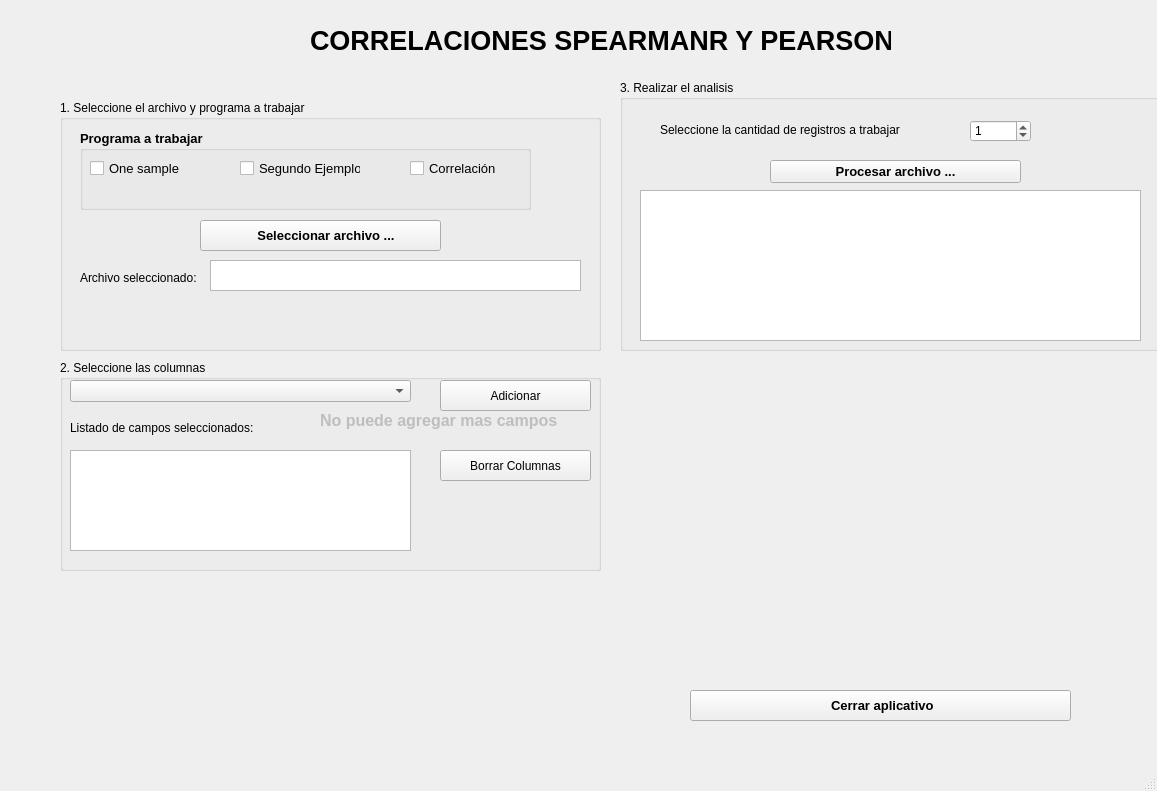
Before: the Qt Designer form GUI.ui in Marlon9604/Analisis, drawn with Qt 5.
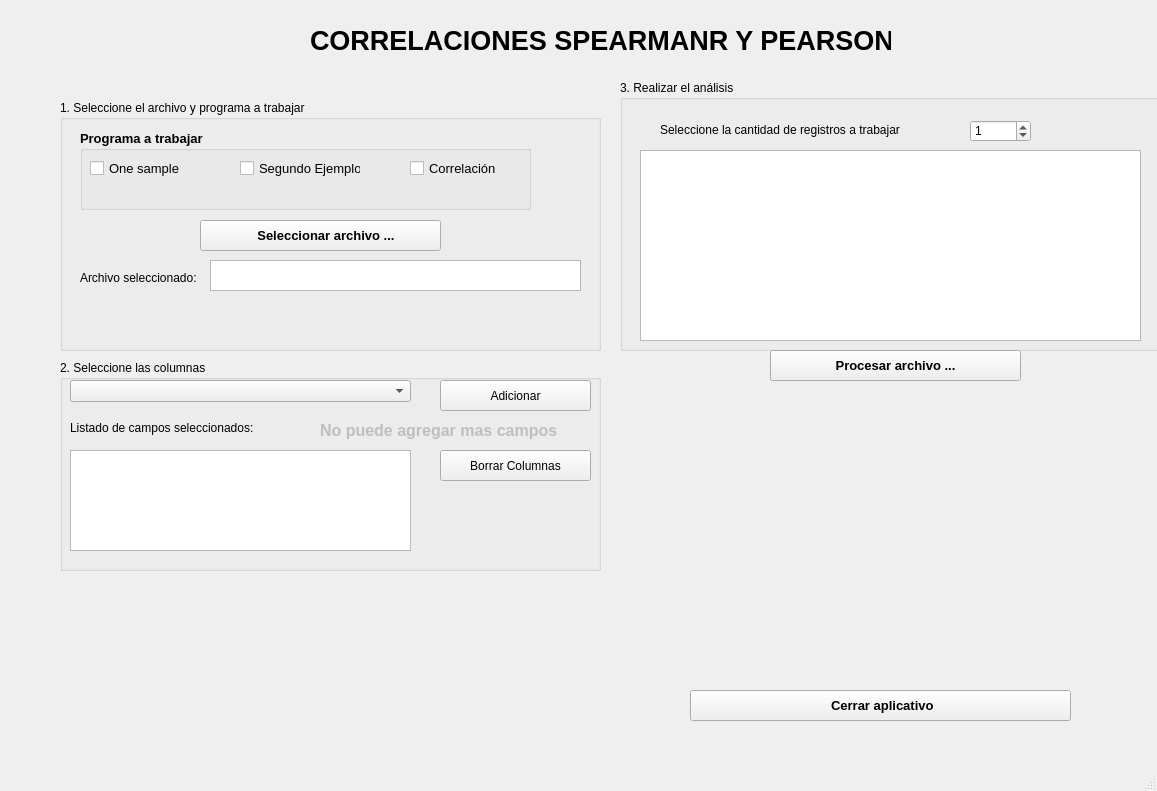
After: the same form once the commit is applied. Icons and pictures are not drawn.

The edit to the form file:
```diff
--- a/GUI.ui
+++ b/GUI.ui
@@ -231,45 +231,15 @@
      </font>
     </property>
     <property name="title">
-     <string>3. Realizar el analisis</string>
+     <string>3. Realizar el análisis</string>
     </property>
-    <widget class="QPushButton" name="procesarArchivo">
-     <property name="geometry">
-      <rect>
-       <x>150</x>
-       <y>80</y>
-       <width>251</width>
-       <height>23</height>
-      </rect>
-     </property>
-     <property name="font">
-      <font>
-       <pointsize>10</pointsize>
-       <weight>75</weight>
-       <bold>true</bold>
-      </font>
-     </property>
-     <property name="text">
-      <string>Procesar archivo ...</string>
-     </property>
-     <property name="icon">
-      <iconset>
-       <normaloff>Iconos/work-process.png</normaloff>Iconos/work-process.png</iconset>
-     </property>
-     <property name="iconSize">
-      <size>
-       <width>32</width>
-       <height>32</height>
-      </size>
-     </property>
-    </widget>
     <widget class="QTextEdit" name="resultadoCorrelacion">
      <property name="geometry">
       <rect>
        <x>20</x>
-       <y>110</y>
+       <y>70</y>
        <width>501</width>
-       <height>151</height>
+       <height>191</height>
       </rect>
      </property>
     </widget>
@@ -431,7 +401,7 @@
      <property name="geometry">
       <rect>
        <x>260</x>
-       <y>50</y>
+       <y>60</y>
        <width>281</width>
        <height>20</height>
       </rect>
@@ -463,8 +433,35 @@
     <property name="text">
      <string/>
     </property>
-    <property name="pixmap">
-     <pixmap>Chart.jpeg</pixmap>
+   </widget>
+   <widget class="QPushButton" name="procesarArchivo">
+    <property name="geometry">
+     <rect>
+      <x>770</x>
+      <y>350</y>
+      <width>251</width>
+      <height>31</height>
+     </rect>
+    </property>
+    <property name="font">
+     <font>
+      <pointsize>10</pointsize>
+      <weight>75</weight>
+      <bold>true</bold>
+     </font>
+    </property>
+    <property name="text">
+     <string>Procesar archivo ...</string>
+    </property>
+    <property name="icon">
+     <iconset>
+      <normaloff>Iconos/work-process.png</normaloff>Iconos/work-process.png</iconset>
+    </property>
+    <property name="iconSize">
+     <size>
+      <width>32</width>
+      <height>32</height>
+     </size>
     </property>
    </widget>
   </widget>
```
